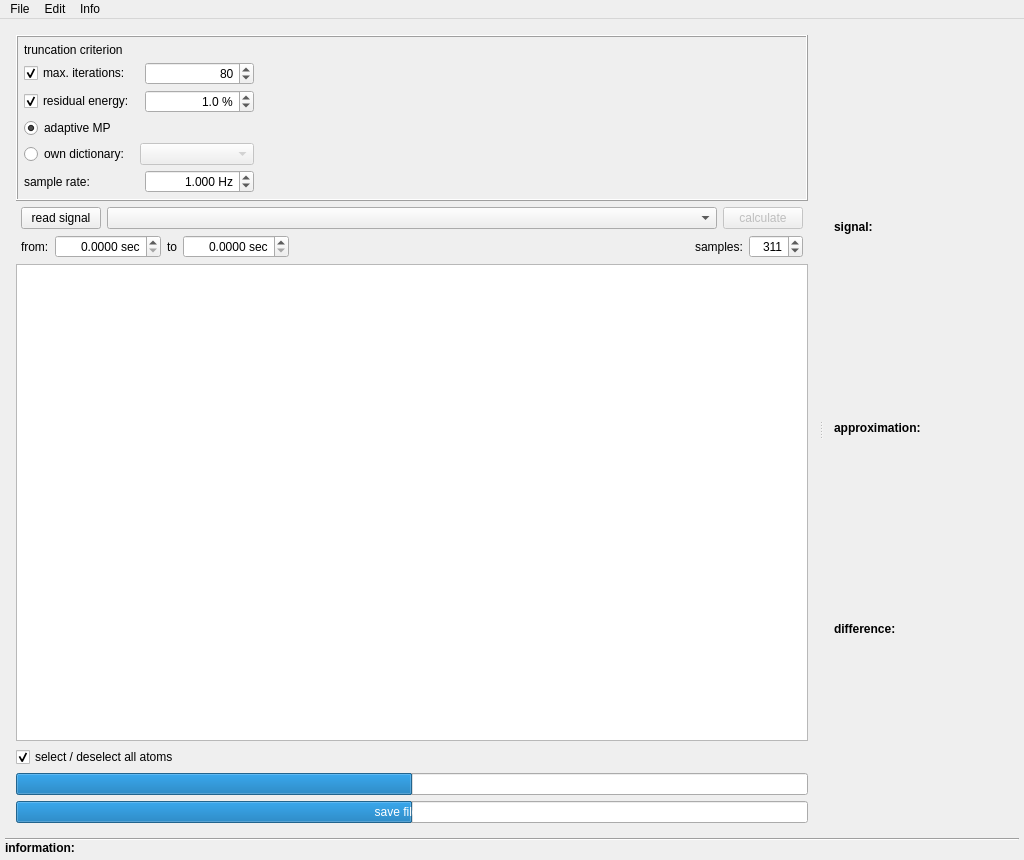
Old version of the form examples/matchingPursuit/mainwindow.ui in the repository mne-tools/mne-cpp.
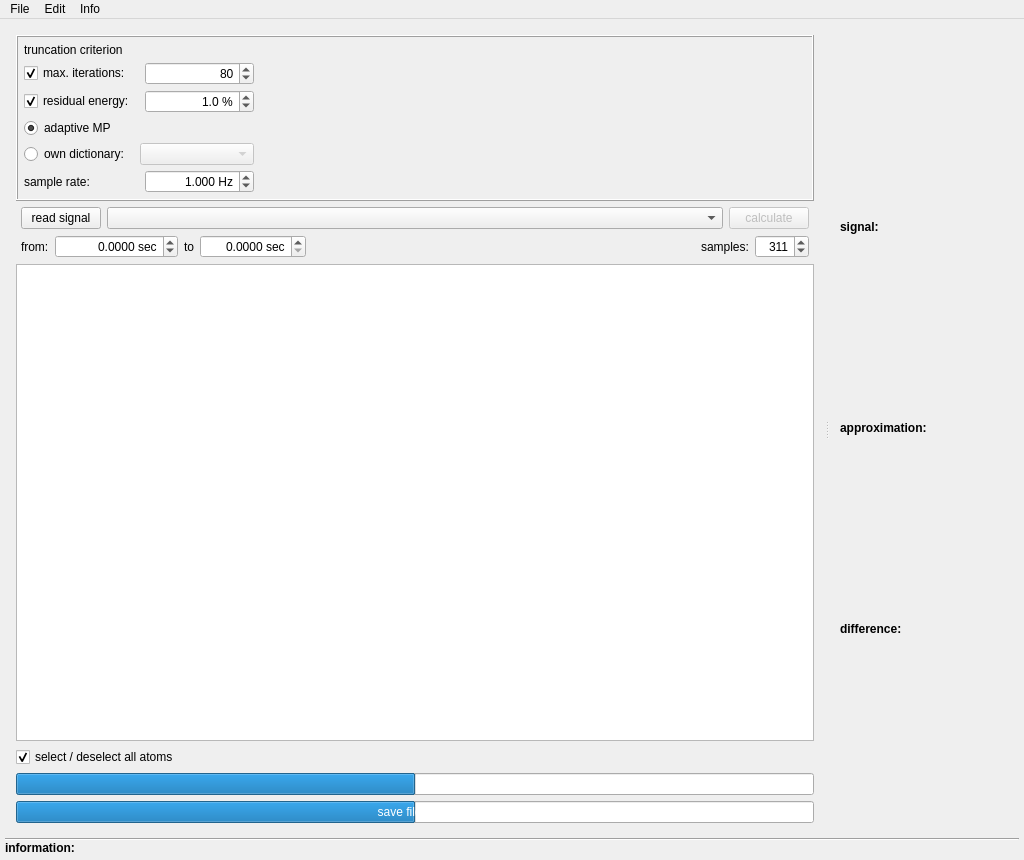
New version of the form. Icons and pictures are not drawn.

Commit message: chg: read fiff ave

What changed in the file:
```diff
--- a/examples/matchingPursuit/mainwindow.ui
+++ b/examples/matchingPursuit/mainwindow.ui
@@ -356,6 +356,9 @@
             <property name="decimals">
              <number>4</number>
             </property>
+            <property name="minimum">
+             <double>-999999.000000000000000</double>
+            </property>
             <property name="maximum">
              <double>9999.989999999999782</double>
             </property>
```
The commit also changes 2 other files.
